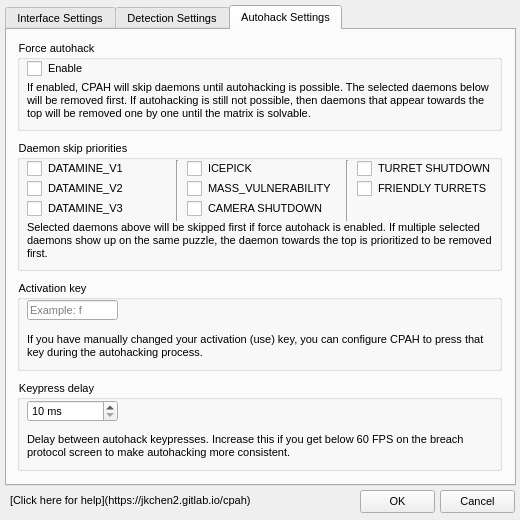
This is cpah/resources/uis/settings.ui in BionicHusky/cyberapp as Qt 5 draws it before an edit. The edited form follows.
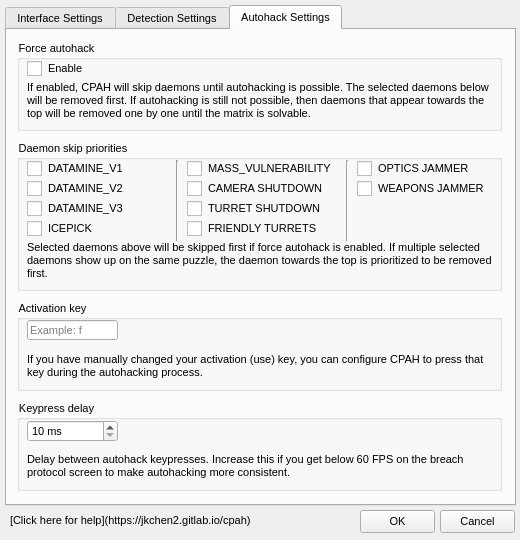
This is the edited form. The open tabs and pages were chosen to show the change.

```diff
--- a/cpah/resources/uis/settings.ui
+++ b/cpah/resources/uis/settings.ui
@@ -7,7 +7,7 @@
     <x>0</x>
     <y>0</y>
     <width>520</width>
-    <height>520</height>
+    <height>540</height>
    </rect>
   </property>
   <property name="sizePolicy">
@@ -30,7 +30,7 @@
    <property name="geometry">
     <rect>
      <x>10</x>
-     <y>490</y>
+     <y>510</y>
      <width>341</width>
      <height>21</height>
     </rect>
@@ -52,7 +52,7 @@
    <property name="geometry">
     <rect>
      <x>440</x>
-     <y>490</y>
+     <y>510</y>
      <width>75</width>
      <height>23</height>
     </rect>
@@ -65,7 +65,7 @@
    <property name="geometry">
     <rect>
      <x>360</x>
-     <y>490</y>
+     <y>510</y>
      <width>75</width>
      <height>23</height>
     </rect>
@@ -80,7 +80,7 @@
      <x>5</x>
      <y>5</y>
      <width>511</width>
-     <height>481</height>
+     <height>501</height>
     </rect>
    </property>
    <property name="styleSheet">
@@ -588,7 +588,7 @@
      <property name="geometry">
       <rect>
        <x>10</x>
-       <y>350</y>
+       <y>370</y>
        <width>485</width>
        <height>91</height>
       </rect>
@@ -636,7 +636,7 @@
      <property name="geometry">
       <rect>
        <x>10</x>
-       <y>250</y>
+       <y>270</y>
        <width>485</width>
        <height>91</height>
       </rect>
@@ -722,7 +722,7 @@
        <x>10</x>
        <y>110</y>
        <width>485</width>
-       <height>131</height>
+       <height>151</height>
       </rect>
      </property>
      <property name="title">
@@ -773,7 +773,7 @@
         <x>150</x>
         <y>20</y>
         <width>21</width>
-        <height>61</height>
+        <height>81</height>
        </rect>
       </property>
       <property name="orientation">
@@ -783,9 +783,9 @@
      <widget class="QCheckBox" name="skipIcepickCheckBox">
       <property name="geometry">
        <rect>
-        <x>170</x>
-        <y>20</y>
-        <width>151</width>
+        <x>10</x>
+        <y>80</y>
+        <width>131</width>
         <height>17</height>
        </rect>
       </property>
@@ -797,7 +797,7 @@
       <property name="geometry">
        <rect>
         <x>170</x>
-        <y>40</y>
+        <y>20</y>
         <width>151</width>
         <height>17</height>
        </rect>
@@ -810,7 +810,7 @@
       <property name="geometry">
        <rect>
         <x>170</x>
-        <y>60</y>
+        <y>40</y>
         <width>151</width>
         <height>17</height>
        </rect>
@@ -825,7 +825,7 @@
         <x>320</x>
         <y>20</y>
         <width>21</width>
-        <height>61</height>
+        <height>81</height>
        </rect>
       </property>
       <property name="orientation">
@@ -835,9 +835,9 @@
      <widget class="QCheckBox" name="skipTurretShutdownCheckBox">
       <property name="geometry">
        <rect>
-        <x>340</x>
-        <y>20</y>
-        <width>141</width>
+        <x>170</x>
+        <y>60</y>
+        <width>151</width>
         <height>17</height>
        </rect>
       </property>
@@ -848,9 +848,9 @@
      <widget class="QCheckBox" name="skipFriendlyTurretsCheckBox">
       <property name="geometry">
        <rect>
-        <x>340</x>
-        <y>40</y>
-        <width>141</width>
+        <x>170</x>
+        <y>80</y>
+        <width>151</width>
         <height>17</height>
        </rect>
       </property>
@@ -862,7 +862,7 @@
       <property name="geometry">
        <rect>
         <x>10</x>
-        <y>80</y>
+        <y>100</y>
         <width>471</width>
         <height>41</height>
        </rect>
@@ -874,6 +874,32 @@
        <bool>true</bool>
       </property>
      </widget>
+     <widget class="QCheckBox" name="skipOpticsJammerCheckBox">
+      <property name="geometry">
+       <rect>
+        <x>340</x>
+        <y>20</y>
+        <width>131</width>
+        <height>17</height>
+       </rect>
+      </property>
+      <property name="text">
+       <string>OPTICS JAMMER</string>
+      </property>
+     </widget>
+     <widget class="QCheckBox" name="skipWeaponsJammerCheckBox">
+      <property name="geometry">
+       <rect>
+        <x>340</x>
+        <y>40</y>
+        <width>131</width>
+        <height>17</height>
+       </rect>
+      </property>
+      <property name="text">
+       <string>WEAPONS JAMMER</string>
+      </property>
+     </widget>
     </widget>
    </widget>
   </widget>
```
Left out of the diff: 2 changed lines with no effect on the pictures.
